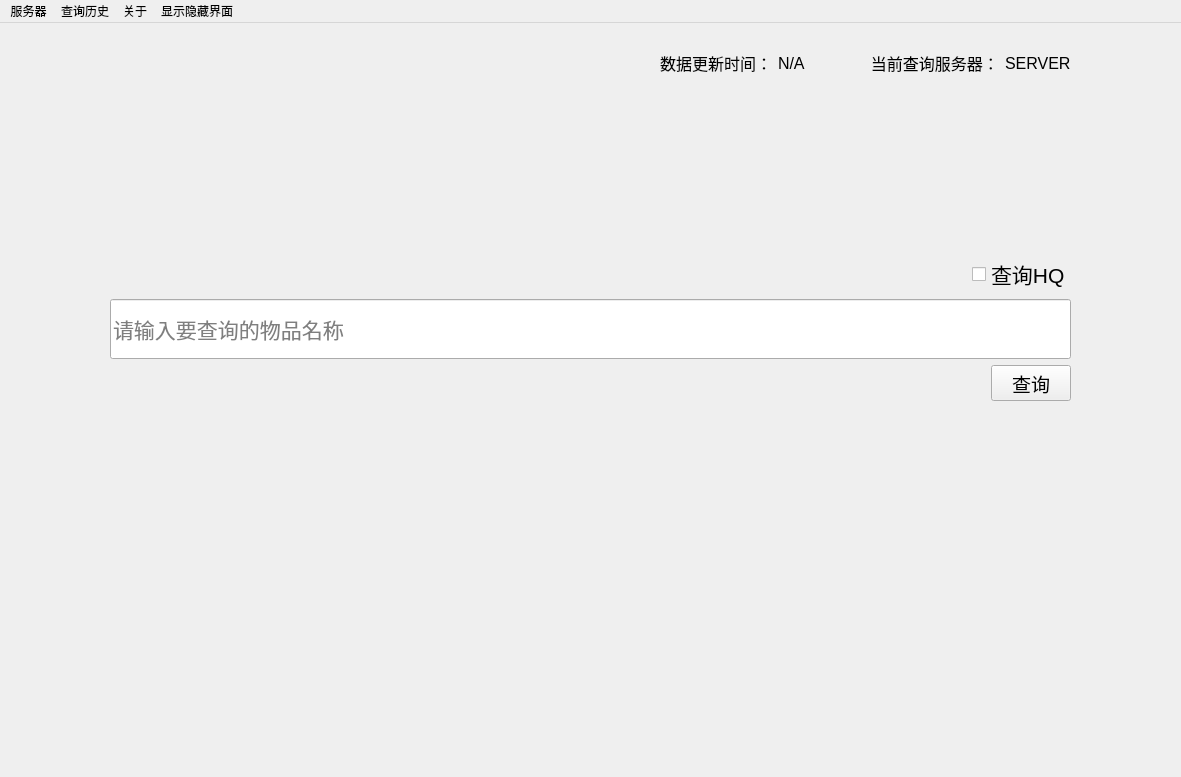
Before: the Qt Designer form Paissa.ui in NagaResst/Paissa, drawn with Qt 5.
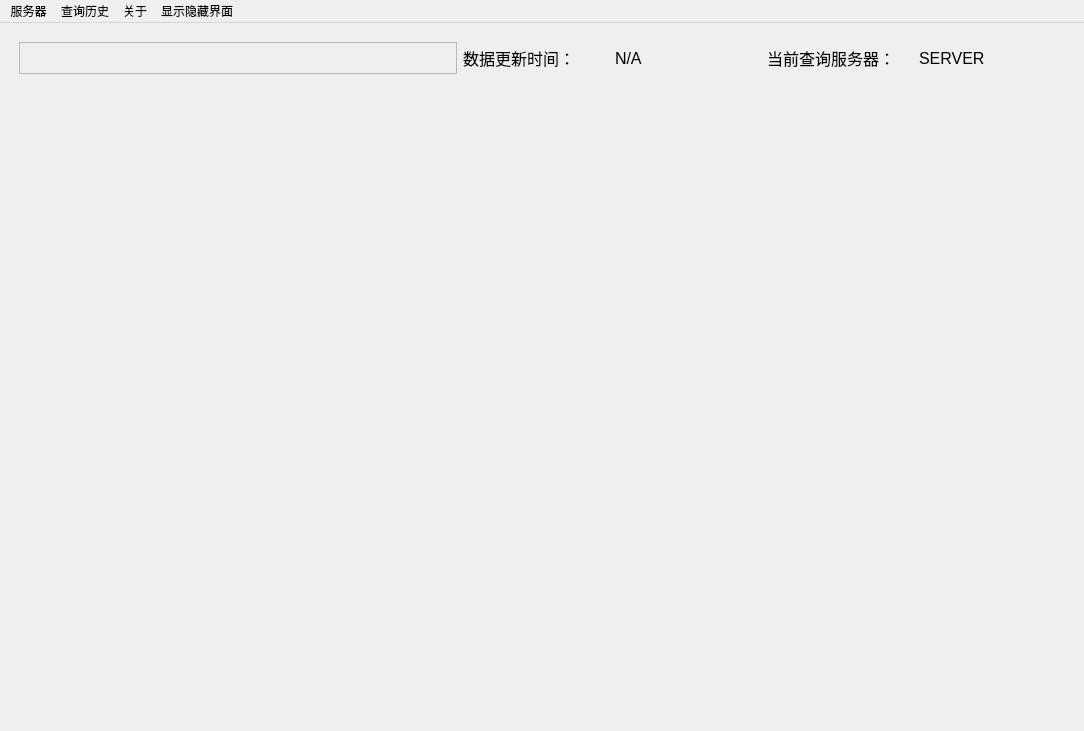
After: the same form once the commit is applied.

```diff
--- a/Paissa.ui
+++ b/Paissa.ui
@@ -9,8 +9,8 @@
    <rect>
     <x>0</x>
     <y>0</y>
-    <width>1181</width>
-    <height>777</height>
+    <width>1084</width>
+    <height>731</height>
    </rect>
   </property>
   <property name="sizePolicy">
@@ -29,7 +29,7 @@
    <string>猴面雀 - FF14市场查询工具</string>
   </property>
   <widget class="QWidget" name="centralwidget">
-   <layout class="QGridLayout" name="gridLayout">
+   <layout class="QGridLayout" name="gridLayout" rowstretch="0,0">
     <property name="leftMargin">
      <number>10</number>
     </property>
@@ -42,108 +42,6 @@
     <property name="bottomMargin">
      <number>10</number>
     </property>
-    <item row="1" column="0">
-     <widget class="QWidget" name="query_index_page" native="true">
-      <property name="enabled">
-       <bool>true</bool>
-      </property>
-      <property name="mouseTracking">
-       <bool>false</bool>
-      </property>
-      <property name="autoFillBackground">
-       <bool>false</bool>
-      </property>
-      <layout class="QVBoxLayout" name="verticalLayout_2">
-       <property name="leftMargin">
-        <number>100</number>
-       </property>
-       <property name="topMargin">
-        <number>150</number>
-       </property>
-       <property name="rightMargin">
-        <number>100</number>
-       </property>
-       <property name="bottomMargin">
-        <number>350</number>
-       </property>
-       <item>
-        <layout class="QVBoxLayout" name="verticalLayout">
-         <property name="topMargin">
-          <number>0</number>
-         </property>
-         <property name="bottomMargin">
-          <number>0</number>
-         </property>
-         <item alignment="Qt::AlignRight">
-          <widget class="QCheckBox" name="query_is_hq">
-           <property name="minimumSize">
-            <size>
-             <width>15</width>
-             <height>15</height>
-            </size>
-           </property>
-           <property name="font">
-            <font>
-             <family>Arial</family>
-             <pointsize>16</pointsize>
-            </font>
-           </property>
-           <property name="text">
-            <string>查询HQ</string>
-           </property>
-           <property name="iconSize">
-            <size>
-             <width>20</width>
-             <height>20</height>
-            </size>
-           </property>
-          </widget>
-         </item>
-         <item>
-          <widget class="QLineEdit" name="input_item_name">
-           <property name="minimumSize">
-            <size>
-             <width>0</width>
-             <height>60</height>
-            </size>
-           </property>
-           <property name="font">
-            <font>
-             <pointsize>16</pointsize>
-            </font>
-           </property>
-           <property name="text">
-            <string/>
-           </property>
-           <property name="placeholderText">
-            <string>请输入要查询的物品名称</string>
-           </property>
-          </widget>
-         </item>
-         <item alignment="Qt::AlignRight">
-          <widget class="QToolButton" name="query_button">
-           <property name="minimumSize">
-            <size>
-             <width>80</width>
-             <height>35</height>
-            </size>
-           </property>
-           <property name="font">
-            <font>
-             <family>Arial</family>
-             <pointsize>14</pointsize>
-            </font>
-           </property>
-           <property name="text">
-            <string>查询</string>
-           </property>
-          </widget>
-         </item>
-        </layout>
-       </item>
-      </layout>
-     </widget>
-    </item>
     <item row="0" column="0">
      <widget class="QWidget" name="status_bar" native="true">
       <property name="maximumSize">
@@ -152,18 +50,27 @@
         <height>50</height>
        </size>
       </property>
-      <widget class="QWidget" name="">
-       <property name="geometry">
-        <rect>
-         <x>650</x>
-         <y>20</y>
-         <width>411</width>
-         <height>20</height>
-        </rect>
-       </property>
-       <layout class="QHBoxLayout" name="horizontalLayout">
-        <item alignment="Qt::AlignRight">
-         <widget class="QLabel" name="label">
+      <layout class="QGridLayout" name="gridLayout_3">
+       <item row="0" column="0">
+        <layout class="QHBoxLayout" name="horizontalLayout" stretch="3,1,1,1,1">
+         <property name="spacing">
+          <number>6</number>
+         </property>
+         <property name="leftMargin">
+          <number>0</number>
+         </property>
+         <item>
+          <widget class="QFrame" name="frame">
+           <property name="frameShape">
+            <enum>QFrame::StyledPanel</enum>
+           </property>
+           <property name="frameShadow">
+            <enum>QFrame::Raised</enum>
+           </property>
+          </widget>
+         </item>
+         <item>
+          <widget class="QLabel" name="query_server">
           <property name="font">
            <font>
             <family>Arial</family>
@@ -197,7 +104,7 @@
            </font>
           </property>
           <property name="text">
-           <string>           当前查询服务器：</string>
+            <string>当前查询服务器：</string>
           </property>
          </widget>
         </item>
@@ -215,8 +122,16 @@
          </widget>
         </item>
        </layout>
-      </widget>
-     </widget>
+       </item>
+      </layout>
+     </widget>
+    </item>
+    <item row="1" column="0">
+     <layout class="QGridLayout" name="show_data_area">
+      <item row="0" column="0">
+       <widget class="QWidget" name="show_data_box" native="true"/>
+      </item>
+     </layout>
     </item>
    </layout>
   </widget>
@@ -225,7 +140,7 @@
     <rect>
      <x>0</x>
      <y>0</y>
-     <width>1181</width>
+     <width>1084</width>
      <height>23</height>
     </rect>
    </property>
```
Left out of the diff: 8 changed lines with no effect on the pictures. Lines whose indentation alone changed are shown as unchanged.
